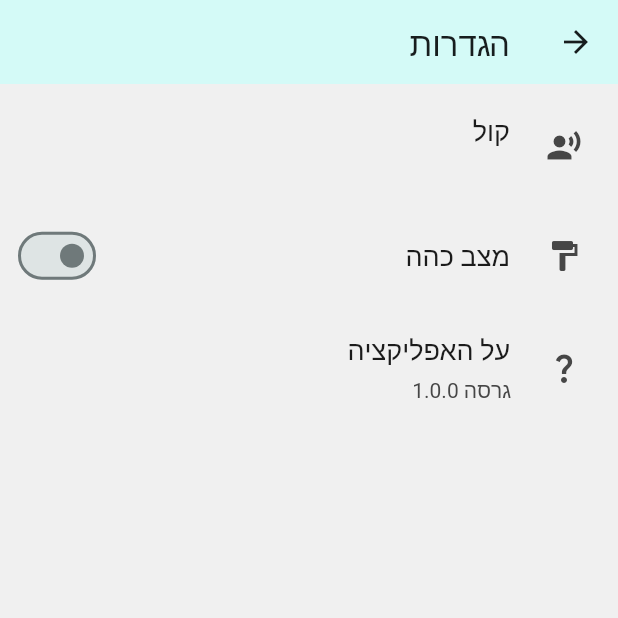
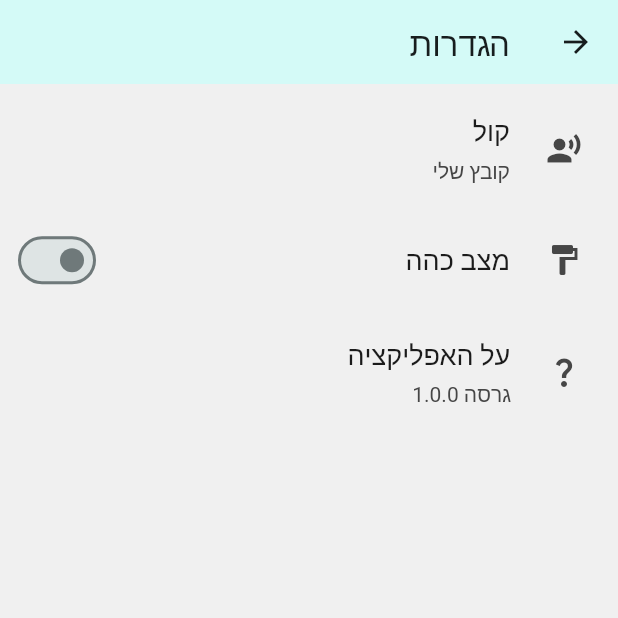
Before and after one commit to danielle-h/auto-tefilat-haderech, a Flutter app: the screen it shows after launch, after a tap on "להשמיע עכשיו", after a tap on the "settings" icon, on a phone screen of 412 x 824 dp, the top half of it. Run offline on Flutter 3.47's test engine with Material 3 defaults, Android fonts, the phone set to English and light mode, and no system bars; drawn by our look-alikes of settings_ui; our stand-ins replace file_picker, just_audio, shared_preferences; missing offline and left inert: alarm, uri_to_file.

Commit message:
fix: mega bug
* endless loop in build was spamming the voice
type and causing Transform to work without a
builder
* moved initmodel to initstate of home page and
added "initialized" boolean to app model
* removed title in home page

```diff
--- a/lib/main.dart
+++ b/lib/main.dart
@@ -3,7 +3,6 @@ import 'package:flutter/material.dart';
 import 'package:provider/provider.dart';
 import 'package:tefilat_haderech/constants.dart';
 import 'package:tefilat_haderech/model/app_model_notifier.dart';
-import 'package:tefilat_haderech/styles.dart';
 
 import 'pages/home_page.dart';
 
@@ -11,7 +10,7 @@ void main() async {
   WidgetsFlutterBinding.ensureInitialized();
   await Alarm.init();
   runApp(ChangeNotifierProvider(
-      create: (context) => AppModelNotifier(), child: const MyApp()));
+      create: (context) => AppModelProvider(), child: const MyApp()));
 }
 
 class MyApp extends StatelessWidget {
@@ -20,12 +19,11 @@ class MyApp extends StatelessWidget {
   // This widget is the root of your application.
   @override
   Widget build(BuildContext context) {
-    final appModelNotifier = Provider.of<AppModelNotifier>(context);
-    appModelNotifier.initModel();
+    final appModel = Provider.of<AppModelProvider>(context);
     return MaterialApp(
       debugShowCheckedModeBanner: false,
       title: 'תפילת הדרך',
-      theme: appModelNotifier.getTheme(),
+      theme: appModel.getTheme(),
       home: Directionality(
           textDirection: TextDirection.rtl,
           child: //FutureBuilder<SharedPreferences>(
--- a/lib/model/app_model_notifier.dart
+++ b/lib/model/app_model_notifier.dart
@@ -3,7 +3,7 @@ import 'package:shared_preferences/shared_preferences.dart';
 import 'package:tefilat_haderech/constants.dart';
 import 'package:tefilat_haderech/styles.dart';
 
-class AppModelNotifier extends ChangeNotifier {
+class AppModelProvider extends ChangeNotifier {
   //app data
   //theme
   ThemeData _appTheme = AppTheme.lightTheme();
@@ -12,6 +12,8 @@ class AppModelNotifier extends ChangeNotifier {
   //file if custom
   String _filename = "";
 
+  bool initialized = false;
+
   //getters
   VoiceType getVoice() => _appVoice;
   ThemeData getTheme() => _appTheme;
@@ -19,6 +21,8 @@ class AppModelNotifier extends ChangeNotifier {
 
   //init from sharedPrefs
   Future<void> initModel() async {
+    if (!initialized) {
+      initialized = true;
       SharedPreferences prefs = await SharedPreferences.getInstance();
 
       _appTheme = (prefs.getBool(Constants.isDarkTheme) ?? false)
@@ -27,7 +31,9 @@ class AppModelNotifier extends ChangeNotifier {
       _appVoice = (Util.string2VoiceType(
           prefs.getString(Constants.voiceType) ?? VoiceType.female.name));
       _filename = prefs.getString(Constants.filename) ?? "";
+      print("initModel");
       notifyListeners();
+    }
   }
 
   //setters
@@ -40,18 +46,21 @@ class AppModelNotifier extends ChangeNotifier {
         prefs.setBool(Constants.isDarkTheme, _appTheme == AppTheme.darkTheme());
       },
     );
+    print("togglettheme");
+
     notifyListeners();
   }
 
   void updateVoice(VoiceType newVoice) {
-    print("newVoice: $newVoice");
+    print("updateVoice appmodel: $newVoice");
     _appVoice = newVoice;
+    notifyListeners();
+
     SharedPreferences.getInstance().then(
       (prefs) {
         prefs.setString(Constants.voiceType, _appVoice.name);
       },
     );
-    notifyListeners();
   }
 
   void updateFilename(String newFile) {
@@ -61,7 +70,7 @@ class AppModelNotifier extends ChangeNotifier {
         prefs.setString(Constants.filename, newFile);
       },
     );
-    print("newFile $_filename");
+    print("updateFilename $_filename");
     notifyListeners();
   }
 }
--- a/lib/pages/home_page.dart
+++ b/lib/pages/home_page.dart
@@ -6,6 +6,7 @@ import 'package:tefilat_haderech/model/app_model_notifier.dart';
 import 'package:tefilat_haderech/pages/alarm_params_page.dart';
 import 'package:tefilat_haderech/model/prayer_parameters.dart';
 import 'package:tefilat_haderech/pages/settings_page.dart';
+import 'package:tefilat_haderech/styles.dart';
 
 import '../constants.dart';
 
@@ -37,13 +38,22 @@ class _HomePageState extends State<HomePage> with TickerProviderStateMixin {
 
   @override
   void initState() {
+    final appModel = Provider.of<AppModelProvider>(context, listen: false);
+    appModel.initModel();
+
     animationController = AnimationController(
         duration: const Duration(milliseconds: 1000), vsync: this);
     animation = CurvedAnimation(
         parent: animationController, curve: Curves.fastOutSlowIn);
-    animationController.forward();
+
+    startAnimation();
     initPlayer();
     super.initState();
+  }
+
+  void startAnimation() {
+    animationController.value = 0;
+    animationController.forward();
   }
 
   Future<void> initPlayer() async {
@@ -110,6 +120,8 @@ class _HomePageState extends State<HomePage> with TickerProviderStateMixin {
 
   @override
   Widget build(BuildContext context) {
+    AppModelProvider appModel = Provider.of<AppModelProvider>(context);
+    print("rebuilding home");
     return Directionality(
       textDirection: TextDirection.rtl,
       child: Scaffold(
@@ -122,8 +134,7 @@ class _HomePageState extends State<HomePage> with TickerProviderStateMixin {
                   context,
                   MaterialPageRoute(builder: (context) => SettingsPage()),
                 );
-                animationController.value = 0;
-                animationController.forward();
+                startAnimation();
               },
               icon: Icon(Icons.settings),
             ),
@@ -131,26 +142,34 @@ class _HomePageState extends State<HomePage> with TickerProviderStateMixin {
         ),
         body: Column(
           children: <Widget>[
-            Transform(
-              transform: Matrix4.translationValues(
-                  0, (1.0 - animation.value) * slide[0], 0),
-              child: Container(
-                padding: EdgeInsets.all(16),
-                child: Text(
-                  "תפילת הדרך",
-                  style: Theme.of(context).textTheme.titleLarge,
-                ),
-              ),
-            ),
+            // AnimatedBuilder(
+            //     animation: animation,
+            //     builder: (context, child) {
+            //       return Transform(
+            //         transform: Matrix4.translationValues(
+            //             0, (1.0 - animation.value) * slide[0], 0),
+            //         child: Container(
+            //           padding: EdgeInsets.all(16),
+            //           child: Text(
+            //             "תפילת הדרך",
+            //             style: Theme.of(context).textTheme.titleLarge,
+            //           ),
+            //         ),
+            //       );
+            //     }),
             Expanded(
               child: SingleChildScrollView(
                 child: Container(
-                  padding: EdgeInsets.all(16),
-                  child: Transform(
+                  padding: const EdgeInsets.all(16),
+                  child: AnimatedBuilder(
+                      animation: animation,
+                      builder: (context, child) {
+                        return Transform(
                           transform: Matrix4.translationValues(
                               0, (1.0 - animation.value) * slide[1], 0),
                           child: Text(
-                      prayerParameters.returnToday == ReturnToday.returnToday
+                            prayerParameters.returnToday ==
+                                    ReturnToday.returnToday
                                 ? ashkenaz_returnToday
                                 : ashkenaz_notReturnToday,
                             style: const TextStyle(
@@ -158,12 +177,16 @@ class _HomePageState extends State<HomePage> with TickerProviderStateMixin {
                               fontWeight: FontWeight.bold,
                             ),
                           ),
-                  ),
+                        );
+                      }),
                 ),
               ),
             ),
             // ),
-            Transform(
+            AnimatedBuilder(
+                animation: animation,
+                builder: (context, child) {
+                  return Transform(
                     transform: Matrix4.translationValues(
                         0, (1.0 - animation.value) * slide[2], 0),
                     child: Row(
@@ -195,23 +218,27 @@ class _HomePageState extends State<HomePage> with TickerProviderStateMixin {
                             }),
                       ],
                     ),
-            ),
+                  );
+                }),
             Container(
               padding: EdgeInsets.all(16),
               width: double.infinity,
               child: Column(
                 crossAxisAlignment: CrossAxisAlignment.stretch,
                 children: [
-                  Consumer<AppModelNotifier>(
-                    builder: (context, appModel, child) {
-                      return ElevatedButton(
+                  ElevatedButton(
                     onPressed: () {
                       print("onpressed: ${appModel.getVoice()}");
                       isPlaying ? stop() : readAloud(appModel.getVoice());
                     },
                     child: isPlaying ? Text("לעצור") : Text('להשמיע עכשיו'),
-                      );
-                    },
+                    style: isPlaying
+                        ? ElevatedButton.styleFrom(
+                            backgroundColor:
+                                Theme.of(context).colorScheme.secondary,
+                            foregroundColor:
+                                Theme.of(context).colorScheme.onSecondary)
+                        : ElevatedButton.styleFrom(),
                   ),
                   alarmExists
                       ? ElevatedButton(
@@ -248,8 +275,7 @@ class _HomePageState extends State<HomePage> with TickerProviderStateMixin {
                                 MaterialPageRoute(
                                     builder: (context) =>
                                         AlarmParametersPage()));
-                            animationController.value = 0;
-                            animationController.forward();
+                            startAnimation();
                             if (parameters == null) {
                               if (mounted) {
                                 ScaffoldMessenger.of(context).showSnackBar(
--- a/lib/pages/settings_page.dart
+++ b/lib/pages/settings_page.dart
@@ -19,19 +19,22 @@ class SettingsPage extends StatefulWidget {
 }
 
 class _SettingsPageState extends State<SettingsPage> {
-  late AppModelNotifier appModelNotifier =
-      Provider.of<AppModelNotifier>(context, listen: false);
-//  late SharedPreferences prefs;
+  // late AppModelProvider appModelNotifier =
+  //     Provider.of<AppModelProvider>(context, listen: false);
+  // String chosenVoice = "";
+  //  late SharedPreferences prefs;
 
-  @override
-  void initState() {
-    //loadPrefs();
-
-    super.initState();
-  }
+  // @override
+  // void initState() {
+  //   //loadPrefs();
+  //   // chosenVoice = Util.voiceType2String(appModelNotifier.getVoice());
+  //   super.initState();
+  // }
 
   @override
   Widget build(BuildContext context) {
+    AppModelProvider appModel = Provider.of<AppModelProvider>(context);
+    print("settings appmodel voice: ${appModel.getVoice()}");
     return SafeArea(
         child: Directionality(
       textDirection: TextDirection.rtl,
@@ -45,14 +48,20 @@ class _SettingsPageState extends State<SettingsPage> {
               tiles: <SettingsTile>[
                 SettingsTile(
                   title: Text("קול"),
-                  value: Consumer<AppModelNotifier>(
-                    builder: (context, appModel, child) {
-                      if (appModel.getVoice() != VoiceType.custom) {
-                        return Text(Util.voiceType2String(appModel.getVoice()));
-                      }
-                      return Text(appModel.getFilename());
-                    },
-                  ),
+                  value: Text(Util.voiceType2String(appModel.getVoice())),
+                  // value: Text(Util.voiceType2String(
+                  //     Provider.of<AppModelNotifier>(context).getVoice())),
+                  // value: Consumer<AppModelNotifier>(
+                  //   builder: (context, appModel, child) {
+                  //     print("in settings ${appModel.getVoice()}");
+                  //     if (appModel.getVoice() != VoiceType.custom) {
+                  //       return Text(Util.voiceType2String(appModel.getVoice()));
+                  //     }
+                  //     return Text(appModel.getFilename());
+                  //   },
+                  // ),
+                  // value:
+                  //     Text(Util.voiceType2String(appModelNotifier.getVoice())),
                   leading: Icon(Icons.record_voice_over),
                   onPressed: (context) async {
                     String? newVoice = await showDialog<String>(
@@ -65,6 +74,7 @@ class _SettingsPageState extends State<SettingsPage> {
                               children: [
                                 SimpleDialogOption(
                                   onPressed: () {
+                                    print("chose female");
                                     Navigator.pop(
                                         context, Constants.femaleName);
                                   },
@@ -76,15 +86,14 @@ class _SettingsPageState extends State<SettingsPage> {
                                   },
                                   child: const Text(Constants.maleName),
                                 ),
-                                appModelNotifier.getFilename().isEmpty
+                                appModel.getFilename().isEmpty
                                     ? const SizedBox.shrink()
                                     : SimpleDialogOption(
                                         onPressed: () {
-                                          Navigator.pop(context,
-                                              appModelNotifier.getFilename());
+                                          Navigator.pop(
+                                              context, appModel.getFilename());
                                         },
-                                        child: Text(
-                                            appModelNotifier.getFilename()),
+                                        child: Text(appModel.getFilename()),
                                       ),
                                 SimpleDialogOption(
                                   onPressed: () async {
@@ -104,8 +113,7 @@ class _SettingsPageState extends State<SettingsPage> {
 
                                       print(
                                           "files: ${file.name} ${cachedFile.path}");
-                                      appModelNotifier
-                                          .updateFilename(file.name);
+                                      appModel.updateFilename(file.name);
                                     }
                                     if (mounted) {
                                       Navigator.pop(context, null);
@@ -120,20 +128,20 @@ class _SettingsPageState extends State<SettingsPage> {
                     print("settings: $newVoice");
                     if (newVoice != null) {
                       VoiceType voiceType = Util.string2VoiceType(newVoice);
-                      appModelNotifier.updateVoice(voiceType);
+                      print("settings: $voiceType");
+                      appModel.updateVoice(voiceType);
                       if (voiceType == VoiceType.custom) {
-                        appModelNotifier.updateFilename(newVoice);
+                        appModel.updateFilename(newVoice);
                       }
                     }
                   },
                 ),
                 SettingsTile.switchTile(
                   onToggle: (value) {
-                    appModelNotifier.toggleTheme();
+                    appModel.toggleTheme();
                   },
                   //enabled: false,
-                  initialValue:
-                      appModelNotifier.getTheme() == AppTheme.darkTheme(),
+                  initialValue: appModel.getTheme() == AppTheme.darkTheme(),
 
                   leading: Icon(Icons.format_paint),
                   title: Text('מצב כהה'),
```
Also changed, not shown: lib/pages/alarm_params_page.dart (+28 -10 lines), 1 other file. Lines whose indentation alone changed are shown as unchanged.
